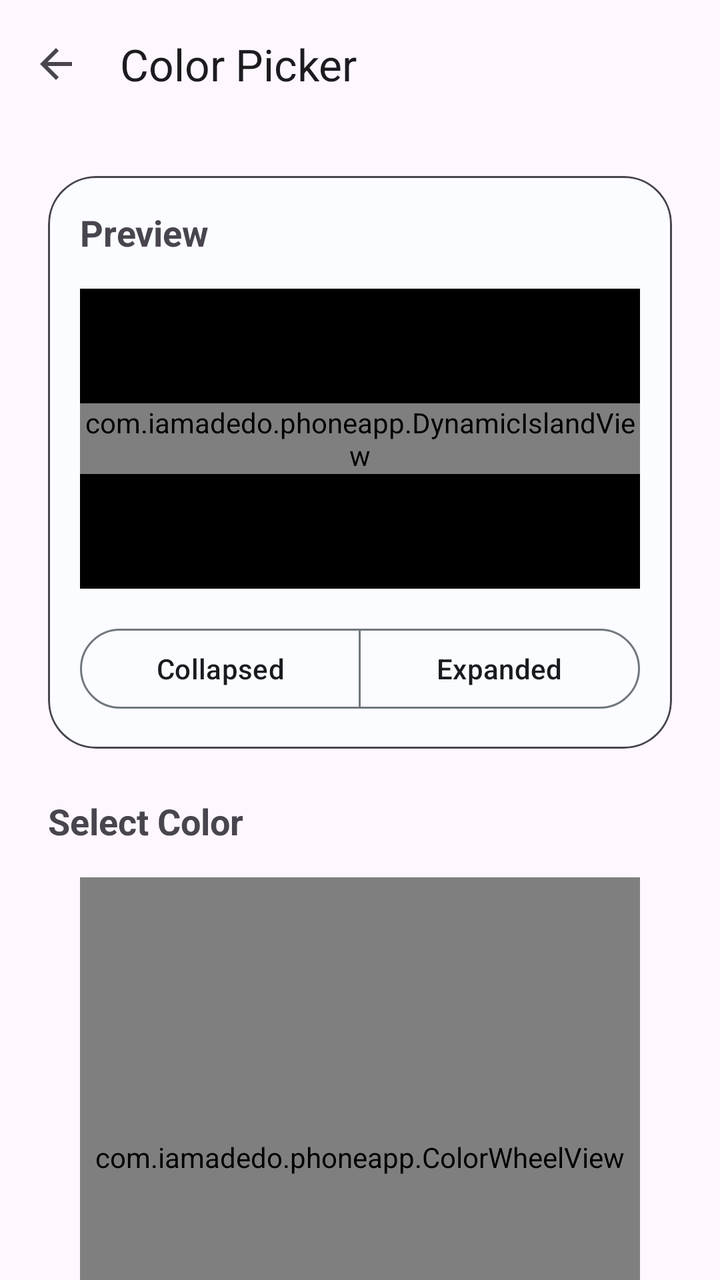
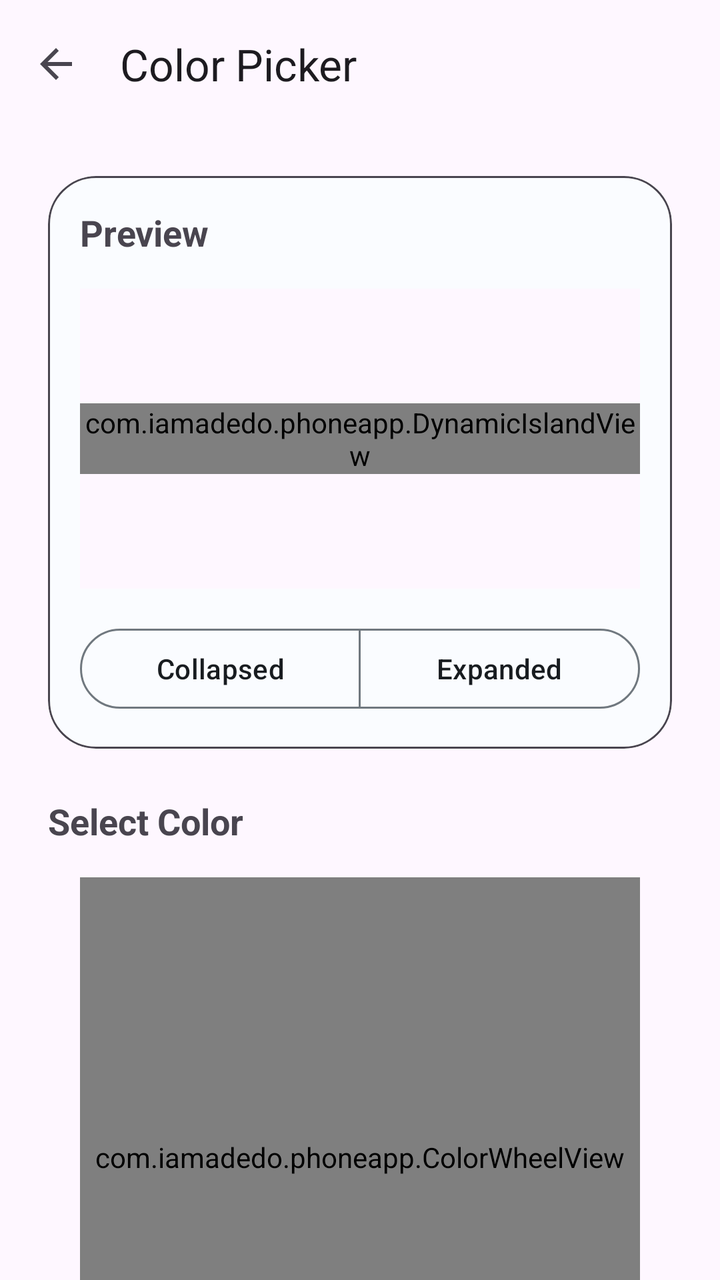

Compare the two renders of this Android layout. The source of the first and the diff that turns it into the second are given below.
<!-- AndroidManifest.xml: activity theme Theme.Smartwatch -->
<!-- res/layout/activity_dynamic_island_color_picker.xml -->
<?xml version="1.0" encoding="utf-8"?>
<androidx.coordinatorlayout.widget.CoordinatorLayout
    xmlns:android="http://schemas.android.com/apk/res/android"
    xmlns:app="http://schemas.android.com/apk/res-auto"
    android:layout_width="match_parent"
    android:layout_height="match_parent"
    android:background="?android:attr/colorBackground">

    <com.google.android.material.appbar.AppBarLayout
        android:id="@+id/appBarLayout"
        android:layout_width="match_parent"
        android:layout_height="wrap_content"
        android:background="?android:attr/colorBackground">

        <com.google.android.material.appbar.MaterialToolbar
            android:id="@+id/toolbar"
            android:layout_width="match_parent"
            android:layout_height="?attr/actionBarSize"
            app:title="@string/di_color_picker_title"
            app:navigationIcon="?attr/homeAsUpIndicator"/>
    </com.google.android.material.appbar.AppBarLayout>

    <androidx.core.widget.NestedScrollView
        android:id="@+id/nestedScrollView"
        android:layout_width="match_parent"
        android:layout_height="match_parent"
        app:layout_behavior="@string/appbar_scrolling_view_behavior">

        <LinearLayout
            android:layout_width="match_parent"
            android:layout_height="wrap_content"
            android:orientation="vertical"
            android:padding="24dp">

            
            <com.google.android.material.card.MaterialCardView
                android:layout_width="match_parent"
                android:layout_height="wrap_content"
                android:layout_marginBottom="24dp"
                app:cardCornerRadius="24dp"
                app:cardElevation="0dp"
                app:strokeWidth="1dp"
                app:strokeColor="?android:attr/textColorSecondary">

                <LinearLayout
                    android:layout_width="match_parent"
                    android:layout_height="wrap_content"
                    android:orientation="vertical"
                    android:padding="16dp">

                    <TextView
                        android:layout_width="wrap_content"
                        android:layout_height="wrap_content"
                        android:text="@string/di_preview"
                        android:textStyle="bold"
                        android:textSize="18sp"
                        android:layout_marginBottom="16dp"/>

                    <FrameLayout
                        android:layout_width="match_parent"
                        android:layout_height="150dp"
                        android:background="#000000">

                        <com.iamadedo.phoneapp.DynamicIslandView
                            android:id="@+id/dynamicIslandPreview"
                            android:layout_width="wrap_content"
                            android:layout_height="wrap_content"
                            android:layout_gravity="center"/>
                    </FrameLayout>

                    <com.google.android.material.button.MaterialButtonToggleGroup
                        android:id="@+id/toggleMode"
                        android:layout_width="match_parent"
                        android:layout_height="wrap_content"
                        android:layout_marginTop="16dp"
                        app:singleSelection="true"
                        app:selectionRequired="true">
                        <com.google.android.material.button.MaterialButton
                            android:id="@+id/btnPill"
                            style="@style/Widget.Material3.Button.OutlinedButton"
                            android:layout_width="0dp"
                            android:layout_height="wrap_content"
                            android:layout_weight="1"
                            android:text="@string/di_preview_pill"/>
                        <com.google.android.material.button.MaterialButton
                            android:id="@+id/btnExpanded"
                            style="@style/Widget.Material3.Button.OutlinedButton"
                            android:layout_width="0dp"
                            android:layout_height="wrap_content"
                            android:layout_weight="1"
                            android:text="@string/di_preview_expanded"/>
                    </com.google.android.material.button.MaterialButtonToggleGroup>
                </LinearLayout>
            </com.google.android.material.card.MaterialCardView>

            
            <TextView
                android:layout_width="wrap_content"
                android:layout_height="wrap_content"
                android:text="@string/di_select_color"
                android:textStyle="bold"
                android:textSize="18sp"
                android:layout_marginBottom="16dp"/>

            <com.iamadedo.phoneapp.ColorWheelView
                android:id="@+id/colorWheel"
                android:layout_width="280dp"
                android:layout_height="280dp"
                android:layout_gravity="center"
                android:layout_marginBottom="24dp"/>

            
            <LinearLayout
                android:layout_width="match_parent"
                android:layout_height="wrap_content"
                android:orientation="horizontal"
                android:gravity="center_vertical"
                android:layout_marginBottom="8dp">

                <TextView
                    android:layout_width="0dp"
                    android:layout_height="wrap_content"
                    android:layout_weight="1"
                    android:text="@string/di_opacity"
                    android:textStyle="bold"
                    android:textSize="16sp"/>

                <TextView
                    android:id="@+id/tvBrightnessValue"
                    android:layout_width="wrap_content"
                    android:layout_height="wrap_content"
                    android:text="100%"
                    android:textSize="14sp"/>
            </LinearLayout>

            <com.google.android.material.slider.Slider
                android:id="@+id/seekBarBrightness"
                android:layout_width="match_parent"
                android:layout_height="wrap_content"
                android:valueFrom="0"
                android:valueTo="100"
                android:value="100"
                android:layout_marginBottom="24dp"/>

            <com.google.android.material.button.MaterialButton
                android:id="@+id/btnSave"
                style="@style/Widget.Material3.Button.TonalButton"
                android:layout_width="match_parent"
                android:layout_height="wrap_content"
                android:text="@string/di_save_sync"
                app:icon="@drawable/ic_check"/>

        </LinearLayout>
    </androidx.core.widget.NestedScrollView>

</androidx.coordinatorlayout.widget.CoordinatorLayout>
<!-- resources referenced by this layout -->
<resources>
  <!-- drawable ic_check (drawable) -->
  <vector xmlns:android="http://schemas.android.com/apk/res/android"
      android:width="24dp"
      android:height="24dp"
      android:viewportWidth="24"
      android:viewportHeight="24">
      <path
          android:fillColor="#FFFFFFFF"
          android:pathData="M9,16.17L4.83,12l-1.42,1.41L9,19 21,7l-1.41,-1.41L9,16.17z"/>
  </vector>
  <string name="di_color_picker_title">Color Picker</string>
  <string name="di_opacity">Opacity / Brightness</string>
  <string name="di_preview">Preview</string>
  <string name="di_preview_expanded">Expanded</string>
  <string name="di_preview_pill">Collapsed</string>
  <string name="di_save_sync">Save &amp; Sync</string>
  <string name="di_select_color">Select Color</string>
  <style name="Theme.Smartwatch" parent="Theme.Material3.DayNight.NoActionBar">
          
          <item name="colorPrimary">#3DAADC</item>
          <item name="colorOnPrimary">#FFFFFF</item>
          <item name="colorPrimaryContainer">#D0EEFA</item>
          <item name="colorOnPrimaryContainer">#003549</item>
  
          
          <item name="colorSecondary">#DC3D3D</item>
          <item name="colorOnSecondary">#FFFFFF</item>
          <item name="colorSecondaryContainer">#FFDAD6</item>
          <item name="colorOnSecondaryContainer">#410002</item>
  
          
          <item name="colorTertiary">#22CC88</item>
          <item name="colorOnTertiary">#FFFFFF</item>
          <item name="colorTertiaryContainer">#B8F5DA</item>
          <item name="colorOnTertiaryContainer">#002116</item>
  
          
          <item name="colorSurface">#FAFCFF</item>
          <item name="colorOnSurface">#181C20</item>
          <item name="colorSurfaceVariant">#DCE4EC</item>
          <item name="colorOnSurfaceVariant">#40484F</item>
          <item name="colorSurfaceContainer">#EDF1F7</item>
          <item name="colorSurfaceContainerHigh">#E8ECF2</item>
          <item name="colorSurfaceContainerHighest">#E2E7ED</item>
  
          
          <item name="colorOutline">#70787F</item>
          <item name="colorOutlineVariant">#C0C8CF</item>
  
          
          <item name="colorError">#BA1A1A</item>
          <item name="colorOnError">#FFFFFF</item>
          <item name="colorErrorContainer">#FFDAD6</item>
          <item name="colorOnErrorContainer">#410002</item>
  
          
          <item name="android:navigationBarColor">@android:color/transparent</item>
          <item name="android:statusBarColor">@android:color/transparent</item>
          <item name="android:windowLightStatusBar">true</item>
          <item name="android:windowLayoutInDisplayCutoutMode" tools:targetApi="o_mr1">shortEdges</item>
  
          
          <item name="shapeAppearanceSmallComponent">@style/Shape.Small</item>
          <item name="shapeAppearanceMediumComponent">@style/Shape.Medium</item>
          <item name="shapeAppearanceLargeComponent">@style/Shape.Large</item>
  
          
          <item name="elevationOverlayEnabled">false</item>
      </style>
  <style name="Shape.Small" parent="ShapeAppearance.Material3.SmallComponent">
          <item name="cornerSize">8dp</item>
      </style>
  <style name="Shape.Medium" parent="ShapeAppearance.Material3.MediumComponent">
          <item name="cornerSize">16dp</item>
      </style>
  <style name="Shape.Large" parent="ShapeAppearance.Material3.LargeComponent">
          <item name="cornerSize">24dp</item>
      </style>
</resources>

<!-- the commit's change to res/layout/activity_dynamic_island_color_picker.xml (unified diff, before → after) -->
@@ -59,7 +59,7 @@
                     <FrameLayout
                         android:layout_width="match_parent"
                         android:layout_height="150dp"
-                        android:background="#000000">
+                        android:background="?android:attr/colorBackground">
 
                         <com.iamadedo.phoneapp.DynamicIslandView
                             android:id="@+id/dynamicIslandPreview"
